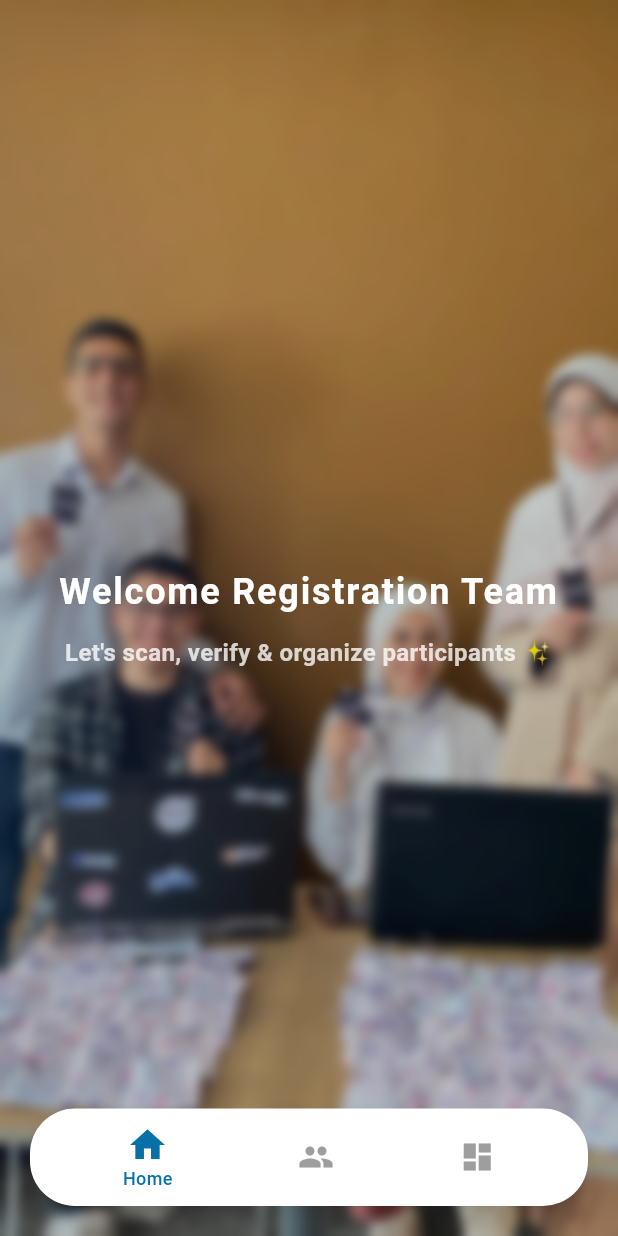
After one commit to Ali-Abdelnaser/Registrations-, a Flutter app: the ModernBottomNav screen opened directly, item 2 of the bottom bar chosen, after a tap on the "home" icon, on a phone screen of 412 x 824 dp. The commit adds this screen. Run offline on Flutter 3.47's test engine with Material 3 defaults, Android fonts, the light colour scheme and no system bars; our stand-ins replace equatable, flutter_bloc, flutter_svg, pie_chart, supabase_flutter; accounts and stored records are empty.

Commit message:
add Dashboard And attendees

```diff
--- a/lib/core/constants/app_colors.dart
+++ b/lib/core/constants/app_colors.dart
@@ -0,0 +1,7 @@
+import 'dart:ui';
+import 'package:flutter/material.dart';
+
+class AppColors {
+  static const Color Blue = Color.fromARGB(255, 6, 113, 167);
+  static const Color white = Color.fromARGB(255, 255, 255, 255);
+}
--- a/lib/core/route/app_router.dart
+++ b/lib/core/route/app_router.dart
@@ -1,7 +1,7 @@
 import 'package:flutter/material.dart';
 import 'package:registration/core/constants/app_strings.dart';
 import 'package:registration/presentation/screens/onbording/start_page.dart';
-import 'package:registration/presentation/widgets/Batton_aoo_bar.dart';
+import 'package:registration/presentation/screens/Bottom%20App%20Bar/Batton_aoo_bar.dart';
 
 class AppRouter {
 
--- /dev/null
+++ b/lib/presentation/screens/Bottom App Bar/Batton_aoo_bar.dart
@@ -0,0 +1,107 @@
+import 'package:flutter/material.dart';
+import 'package:registration/core/constants/app_colors.dart';
+import 'package:registration/presentation/screens/Home%20Page/home_page.dart';
+import 'package:registration/presentation/screens/attendees/scanned_participants_screen.dart';
+import 'package:registration/presentation/screens/dashboard/dashboard_screen.dart';
+
+class ModernBottomNav extends StatefulWidget {
+  const ModernBottomNav({super.key, this.userData});
+  final Map<String, dynamic>? userData;
+
+  @override
+  State<ModernBottomNav> createState() => _ModernBottomNavState();
+}
+
+class _ModernBottomNavState extends State<ModernBottomNav> {
+  int _currentIndex = 0;
+
+  late final List<Widget> _pages;
+
+  @override
+  void initState() {
+    super.initState();
+
+    _pages = [
+      HomePage(key: const PageStorageKey("HomePage")),
+      ScannedParticipantsScreen(key: const PageStorageKey("Scanned")),
+      DashboardScreen(key: const PageStorageKey("Dashboard")),
+    ];
+  }
+
+  @override
+  Widget build(BuildContext context) {
+    return WillPopScope(
+      onWillPop: () async {
+        if (_currentIndex != 0) {
+          setState(() => _currentIndex = 0);
+          return false;
+        }
+        return true;
+      },
+      child: Scaffold(
+        extendBody: true, // مهم علشان البودي يدخل تحت الباتم بار
+        backgroundColor: Colors.white, // خليه أبيض مش شفاف
+        body: IndexedStack(index: _currentIndex, children: _pages),
+
+        bottomNavigationBar: _buildBottomNav(),
+      ),
+    );
+  }
+
+  Widget _buildBottomNav() {
+    return Container(
+      margin: const EdgeInsets.symmetric(horizontal: 20, vertical: 20),
+      decoration: BoxDecoration(
+        color: Colors.white,
+        borderRadius: BorderRadius.circular(30),
+        boxShadow: [
+          BoxShadow(
+            color: Colors.black.withValues(alpha: 0.08),
+            blurRadius: 8,
+            offset: const Offset(0, 3),
+          ),
+        ],
+      ),
+      child: Padding(
+        padding: const EdgeInsets.symmetric(horizontal: 20, vertical: 10),
+        child: Row(
+          mainAxisAlignment: MainAxisAlignment.spaceAround,
+          children: [
+            _buildNavItem(Icons.home, 0, "Home"),
+            _buildNavItem(Icons.people, 1, "Attendees"),
+            _buildNavItem(Icons.dashboard, 2, "Dashboard"),
+          ],
+        ),
+      ),
+    );
+  }
+
+  Widget _buildNavItem(IconData icon, int index, String label) {
+    bool isSelected = _currentIndex == index;
+
+    return GestureDetector(
+      onTap: () {
+        setState(() => _currentIndex = index);
+      },
+      child: Column(
+        mainAxisSize: MainAxisSize.min,
+        children: [
+          Icon(
+            icon,
+            size: isSelected ? 28 : 24,
+            color: isSelected ? AppColors.Blue : Colors.grey,
+          ),
+          if (isSelected)
+            Text(
+              label,
+              style: const TextStyle(
+                color: AppColors.Blue,
+                fontSize: 12,
+                fontWeight: FontWeight.w500,
+              ),
+            ),
+        ],
+      ),
+    );
+  }
+}
--- /dev/null
+++ b/lib/presentation/screens/Home Page/home_page.dart
@@ -0,0 +1,63 @@
+import 'dart:ui';
+
+import 'package:flutter/material.dart';
+
+class HomePage extends StatelessWidget {
+  const HomePage({super.key});
+
+  @override
+  Widget build(BuildContext context) {
+    return Stack(
+      fit: StackFit.expand,
+      children: [
+        // ✅ الخلفية
+        Image.asset(
+          'assets/img/home.jpg', // غير المسار حسب صورتك
+          fit: BoxFit.cover,
+        ),
+
+        // ✅ البلور
+        BackdropFilter(
+          filter: ImageFilter.blur(sigmaX: 4, sigmaY: 4), // النعومة
+          child: Container(
+            color: Colors.black54.withOpacity(0.2), // لون شفاف فوق البلور
+          ),
+        ),
+
+        // ✅ النص
+        Center(
+          child: Padding(
+            padding: const EdgeInsets.all(10.0),
+            child: Column(
+              mainAxisSize: MainAxisSize.min,
+              children: [
+                const Text(
+                  // ignore: prefer_const_constructors
+                  'Welcome Registration Team',
+                  textAlign: TextAlign.center,
+                  style: TextStyle(
+                    color: Colors.white,
+                    fontSize: 24,
+                    fontWeight: FontWeight.bold,
+                    letterSpacing: 1.2,
+                  ),
+                ),
+                SizedBox(height: 12),
+                const Text(
+                  // ignore: prefer_const_☻constructors
+                  'Let\'s scan, verify & organize participants ✨',
+                  textAlign: TextAlign.center,
+                  style: TextStyle(
+                    color: Color.fromARGB(200, 255, 255, 255),
+                    fontSize: 16,
+                    fontWeight: FontWeight.bold,
+                  ),
+                ),
+              ],
+            ),
+          ),
+        ),
+      ],
+    );
+  }
+}
--- /dev/null
+++ b/lib/presentation/screens/attendees/scanned_participants_screen.dart
@@ -0,0 +1,109 @@
+import 'package:flutter/material.dart';
+import 'package:flutter_bloc/flutter_bloc.dart';
+import 'package:registration/Logic/cubit/attendes_cubit.dart';
+import 'package:registration/Logic/cubit/attendes_state.dart';
+import 'package:registration/data/models/attendee.dart';
+
+class ScannedParticipantsScreen extends StatefulWidget {
+  const ScannedParticipantsScreen({Key? key}) : super(key: key);
+
+  @override
+  State<ScannedParticipantsScreen> createState() => _ScannedParticipantsScreenState();
+}
+
+class _ScannedParticipantsScreenState extends State<ScannedParticipantsScreen> {
+  List<Attendee> _allMembers = [];
+  List<Attendee> _filteredMembers = [];
+  final TextEditingController _searchController = TextEditingController();
+
+  @override
+  void initState() {
+    super.initState();
+    _searchController.addListener(_onSearchChanged);
+    // تحميل البيانات أول ما الشاشة تفتح
+    context.read<BranchMembersCubit>().loadBranchMembers();
+  }
+
+  void _onSearchChanged() {
+    final query = _searchController.text.toLowerCase();
+    setState(() {
+      _filteredMembers = _allMembers
+          .where((member) =>
+              member.name.toLowerCase().contains(query) ||
+              member.email.toLowerCase().contains(query))
+          .toList();
+    });
+  }
+
+  void _deleteMember(String id) {
+    context.read<BranchMembersCubit>().deleteMember(id as int);
+  }
+
+  @override
+  void dispose() {
+    _searchController.dispose();
+    super.dispose();
+  }
+
+  @override
+  Widget build(BuildContext context) {
+    return Scaffold(
+      appBar: AppBar(
+        title: const Text("Scanned Participants"),
+      ),
+      body: Column(
+        children: [
+          // Search bar
+          Padding(
+            padding: const EdgeInsets.all(8.0),
+            child: TextField(
+              controller: _searchController,
+              decoration: const InputDecoration(
+                prefixIcon: Icon(Icons.search),
+                hintText: "Search participants...",
+                border: OutlineInputBorder(),
+              ),
+            ),
+          ),
+          // Participants list
+          Expanded(
+            child: BlocBuilder<BranchMembersCubit, BranchMembersState>(
+              builder: (context, state) {
+                if (state is BranchMembersLoading) {
+                  return const Center(child: CircularProgressIndicator());
+                } else if (state is BranchMembersLoaded) {
+                  _allMembers = state.members;
+                  // لو مفيش بحث مستخدم
+                  if (_searchController.text.isEmpty) {
+                    _filteredMembers = _allMembers;
+                  }
+                  if (_filteredMembers.isEmpty) {
+                    return const Center(child: Text("No participants found."));
+                  }
+                  return ListView.builder(
+                    itemCount: _filteredMembers.length,
+                    itemBuilder: (context, index) {
+                      final member = _filteredMembers[index];
+                      return ListTile(
+                        leading: const Icon(Icons.person),
+                        title: Text(member.name),
+                        subtitle: Text(member.email),
+                        trailing: IconButton(
+                          icon: const Icon(Icons.delete, color: Colors.red),
+                          onPressed: () => _deleteMember(member.id),
+                        ),
+                      );
+                    },
+                  );
+                } else if (state is BranchMembersError) {
+                  return Center(child: Text("Error: ${state.message}"));
+                }
+                return const Center(child: Text("No data available"));
+              },
+            ),
+          ),
+        ],
+      ),
+    );
+  }
+}
--- a/lib/presentation/screens/dashboard/dashboard_Screen.dart
+++ b/lib/presentation/screens/dashboard/dashboard_Screen.dart
@@ -4,12 +4,11 @@ import 'package:pie_chart/pie_chart.dart';
 import 'package:registration/Logic/cubit/attendes_cubit.dart';
 import 'package:registration/Logic/cubit/attendes_state.dart';
 import 'package:registration/data/models/attendee.dart';
-import 'package:registration/presentation/screens/team_absent.dart';
+import 'package:registration/presentation/screens/Team%20Absent/team_absent.dart';
 import 'package:registration/presentation/widgets/navigator.dart';
 
 class DashboardScreen extends StatefulWidget {
   const DashboardScreen({super.key});
-
   @override
   State<DashboardScreen> createState() => _DashboardScreenState();
 }
--- a/lib/presentation/screens/login/login_page.dart
+++ b/lib/presentation/screens/login/login_page.dart
@@ -1,6 +1,7 @@
 import 'package:flutter/material.dart';
+import 'package:registration/core/constants/app_colors.dart';
 import 'package:registration/data/repositories/attendee_repository.dart';
-import 'package:registration/presentation/widgets/Batton_aoo_bar.dart';
+import 'package:registration/presentation/screens/Bottom%20App%20Bar/Batton_aoo_bar.dart';
 import 'package:registration/presentation/widgets/navigator.dart';
 import 'package:registration/presentation/widgets/password_TextField.dart';
 import 'package:registration/presentation/widgets/text-filed.dart';
@@ -103,7 +104,7 @@ class _LoginPageState extends State<LoginPage> {
               // ✅ Login Button
               ElevatedButton(
                 style: ElevatedButton.styleFrom(
-                  backgroundColor: Color.fromARGB(255, 6, 113, 167),
+                  backgroundColor: AppColors.Blue,
                   foregroundColor: Colors.white,
                   padding: const EdgeInsets.symmetric(vertical: 16),
                   shape: RoundedRectangleBorder(
```
Also changed, not shown: lib/main.dart (+16 -5 lines), lib/presentation/widgets/Batton_aoo_bar.dart (deleted, +0 -106 lines), lib/presentation/widgets/password_TextField.dart (+5 -4 lines), lib/presentation/widgets/text-filed.dart (+4 -6 lines), lib/data/repositories/attendee_repository.dart (line endings or trailing spaces), lib/presentation/screens/Team Absent/team_absent.dart (renamed from lib/presentation/screens/team_absent.dart).
